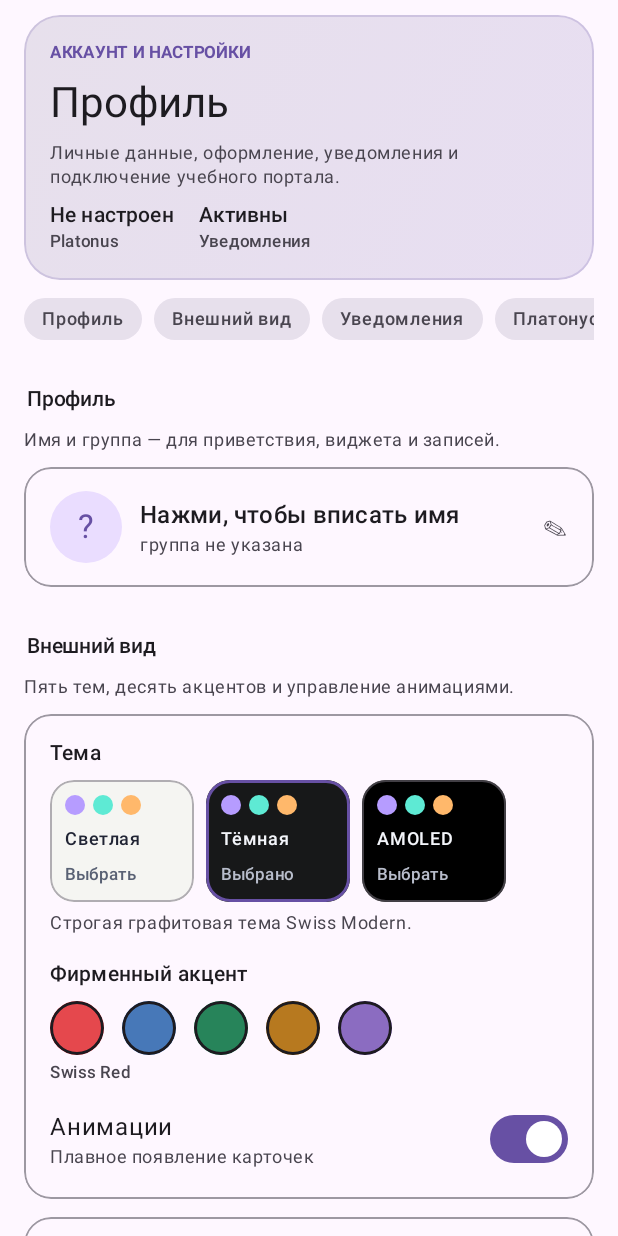
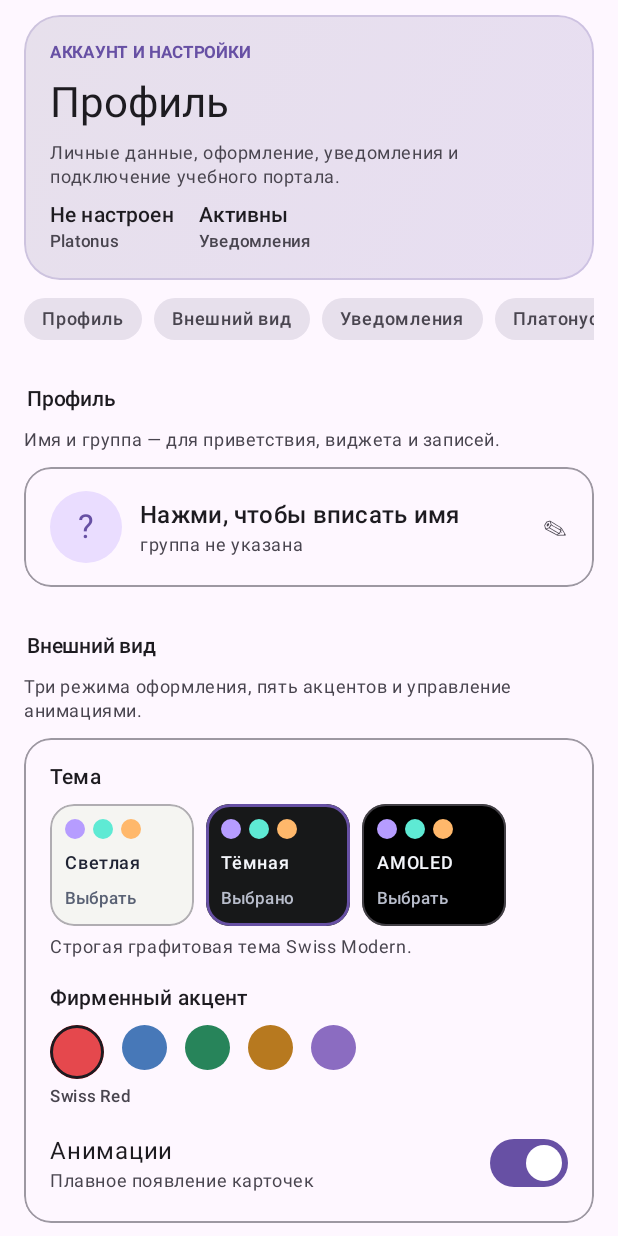
Before and after one commit to trololoshkacol-pixel/pary-android, an Android app built with Jetpack Compose: the composable SettingsScreen shown on its own in the app's theme, on a phone screen of 412 x 824 dp. Run offline under Robolectric (Android 15) with nearby library versions, the phone set to English and light mode, and no system bars; 1 statement that could not run was skipped.

Commit message:
feat(settings): enable selectable brand accent colors

```diff
--- a/app/src/main/java/com/pary/app/ui/screens/SettingsScreen.kt
+++ b/app/src/main/java/com/pary/app/ui/screens/SettingsScreen.kt
@@ -250,7 +250,7 @@ fun SettingsScreen(modifier: Modifier = Modifier) {
             Column(Modifier.fillMaxWidth()) {
                 SectionHeader("Внешний вид")
                 Text(
-                    "Пять тем, десять акцентов и управление анимациями.",
+                    "Три режима оформления, пять акцентов и управление анимациями.",
                     style = MaterialTheme.typography.bodySmall,
                     color = MaterialTheme.colorScheme.onSurfaceVariant,
                 )
@@ -324,7 +324,7 @@ fun SettingsScreen(modifier: Modifier = Modifier) {
                         horizontalArrangement = Arrangement.spacedBy(12.dp),
                     ) {
                         AccentHex.forEachIndexed { i, c ->
-                            val on = true
+                            val on = Store.accent == i
                             Box(
                                 modifier = Modifier
                                     .size(if (on) 36.dp else 30.dp)
@@ -341,7 +341,7 @@ fun SettingsScreen(modifier: Modifier = Modifier) {
                                             Modifier
                                         },
                                     )
-                                    .clickable(enabled = false) { },
+                                    .clickable { Store.updateAccent(i); Sync.refresh(ctx) },
                             )
                         }
                     }
```
